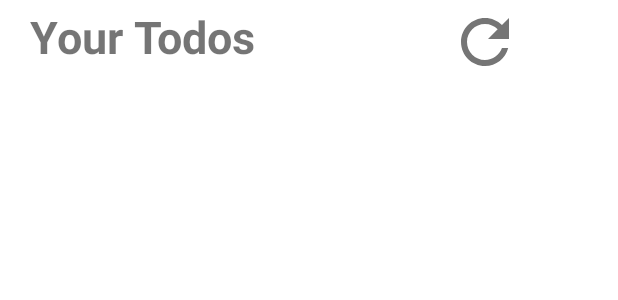
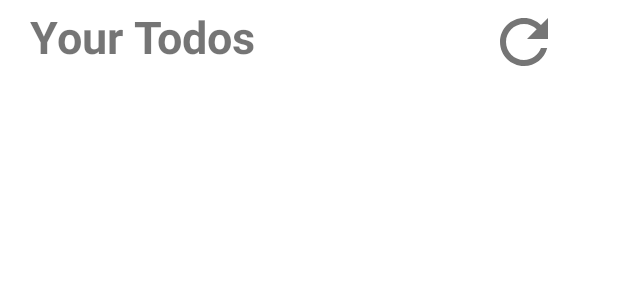
Before and after one commit to ETS-Android3/eidetic, an Android app: the layout fragment_second.xml on its own in the app's theme, with its tools: preview values and no code run, on a phone screen of 412 x 824 dp. Shown: the top 300 px of the screen. Run offline under Robolectric (Android 15) with nearby library versions, the phone set to English and light mode, and no system bars.

Commit message:
updated app

```diff
--- a/app/src/main/java/com/example/todo_app/RecyclerItemTouchHelper.java
+++ b/app/src/main/java/com/example/todo_app/RecyclerItemTouchHelper.java
@@ -74,8 +74,8 @@ public class RecyclerItemTouchHelper extends ItemTouchHelper.SimpleCallback {
     }
     @Override
     public void onChildDraw(Canvas c,RecyclerView recyclerView,RecyclerView.ViewHolder viewHolder,float dx,float dy,int actionState,boolean isCurrentlyactive){
-        super.onChildDraw(c,recyclerView,viewHolder,dx,dy,actionState,isCurrentlyactive);
-
+        super.onChildDraw(c,recyclerView,viewHolder,dx/4,dy,actionState,isCurrentlyactive);
+        // for limit on swipe make dx to dx/4 on super.onChildDraw, for full swipe set dx
         Drawable icon;
         ColorDrawable background;
         View itemView= viewHolder.itemView;
--- a/app/src/main/res/layout/fragment_second.xml
+++ b/app/src/main/res/layout/fragment_second.xml
@@ -28,7 +28,7 @@
         style="?android:attr/borderlessButtonStyle"
         android:layout_width="48dp"
         android:layout_height="48dp"
-        android:layout_marginStart="92dp"
+        android:layout_marginStart="118dp"
         android:layout_marginTop="4dp"
         android:layout_toEndOf="@+id/textView3"
         android:background="@android:color/transparent"
@@ -48,6 +48,7 @@
         android:layout_height="wrap_content"
         android:layout_below="@+id/textView3"
         android:layout_marginTop="57dp"
+        android:paddingBottom="50dp"
         app:layoutManager="androidx.recyclerview.widget.LinearLayoutManager"
         android:nestedScrollingEnabled="true">
 
```
Also changed, not shown: app/src/main/java/com/example/todo_app/MainActivity.java (+20 -20 lines).
